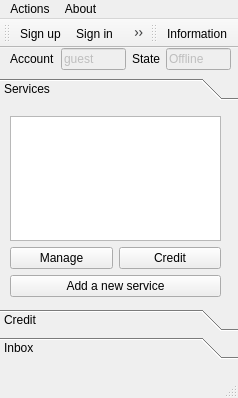
First picture: the form in client/Client.ui, repository canercandan/qlik, before the edit.
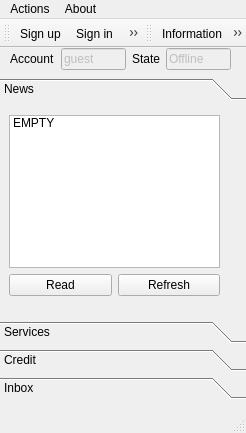
Second picture: the form after the edit. Icons and pictures are not drawn.

Patch:
```diff
--- a/client/Client.ui
+++ b/client/Client.ui
@@ -5,8 +5,8 @@
    <rect>
     <x>0</x>
     <y>0</y>
-    <width>238</width>
-    <height>398</height>
+    <width>246</width>
+    <height>433</height>
    </rect>
   </property>
   <property name="windowTitle" >
@@ -18,20 +18,81 @@
      <rect>
       <x>0</x>
       <y>30</y>
-      <width>241</width>
-      <height>281</height>
+      <width>251</width>
+      <height>321</height>
      </rect>
     </property>
     <property name="currentIndex" >
      <number>0</number>
     </property>
+    <widget class="QWidget" name="news" >
+     <property name="geometry" >
+      <rect>
+       <x>0</x>
+       <y>0</y>
+       <width>251</width>
+       <height>201</height>
+      </rect>
+     </property>
+     <attribute name="label" >
+      <string>News</string>
+     </attribute>
+     <attribute name="icon" >
+      <iconset>images/newspaper.png</iconset>
+     </attribute>
+     <widget class="QWidget" name="verticalLayout_3" >
+      <property name="geometry" >
+       <rect>
+        <x>9</x>
+        <y>9</y>
+        <width>211</width>
+        <height>181</height>
+       </rect>
+      </property>
+      <layout class="QVBoxLayout" >
+       <item>
+        <widget class="QListWidget" name="newsList" >
+         <item>
+          <property name="text" >
+           <string>EMPTY</string>
+          </property>
+         </item>
+        </widget>
+       </item>
+       <item>
+        <layout class="QHBoxLayout" >
+         <item>
+          <widget class="QPushButton" name="readNews" >
+           <property name="text" >
+            <string>Read</string>
+           </property>
+           <property name="icon" >
+            <iconset>images/newspaper_go.png</iconset>
+           </property>
+          </widget>
+         </item>
+         <item>
+          <widget class="QPushButton" name="refreshNews" >
+           <property name="text" >
+            <string>Refresh</string>
+           </property>
+           <property name="icon" >
+            <iconset>images/database_refresh.png</iconset>
+           </property>
+          </widget>
+         </item>
+        </layout>
+       </item>
+      </layout>
+     </widget>
+    </widget>
     <widget class="QWidget" name="services" >
      <property name="geometry" >
       <rect>
        <x>0</x>
        <y>0</y>
        <width>241</width>
-       <height>197</height>
+       <height>201</height>
       </rect>
      </property>
      <attribute name="label" >
@@ -41,14 +102,48 @@
       <property name="geometry" >
        <rect>
         <x>10</x>
-        <y>10</y>
-        <width>211</width>
-        <height>181</height>
+        <y>0</y>
+        <width>221</width>
+        <height>201</height>
        </rect>
       </property>
       <layout class="QVBoxLayout" >
        <item>
-        <widget class="QListWidget" name="listWidget" />
+        <widget class="QTabWidget" name="serviceBox" >
+         <property name="currentIndex" >
+          <number>0</number>
+         </property>
+         <widget class="QWidget" name="tab" >
+          <attribute name="title" >
+           <string>WEB</string>
+          </attribute>
+          <widget class="QListWidget" name="serviceWebList" >
+           <property name="geometry" >
+            <rect>
+             <x>0</x>
+             <y>0</y>
+             <width>211</width>
+             <height>101</height>
+            </rect>
+           </property>
+          </widget>
+         </widget>
+         <widget class="QWidget" name="tab_2" >
+          <attribute name="title" >
+           <string>STREAM</string>
+          </attribute>
+          <widget class="QListWidget" name="serviceStreamList" >
+           <property name="geometry" >
+            <rect>
+             <x>0</x>
+             <y>0</y>
+             <width>211</width>
+             <height>101</height>
+            </rect>
+           </property>
+          </widget>
+         </widget>
+        </widget>
        </item>
        <item>
         <layout class="QHBoxLayout" >
@@ -69,7 +164,7 @@
         </layout>
        </item>
        <item>
-        <widget class="QPushButton" name="pushButton_2" >
+        <widget class="QPushButton" name="addService" >
          <property name="text" >
           <string>Add a new service</string>
          </property>
@@ -157,7 +252,7 @@
     <rect>
      <x>0</x>
      <y>0</y>
-     <width>238</width>
+     <width>246</width>
      <height>26</height>
     </rect>
    </property>
@@ -208,6 +303,7 @@
     <bool>false</bool>
    </attribute>
    <addaction name="actionInformation" />
+   <addaction name="actionHelp" />
   </widget>
   <action name="actionSignIn" >
    <property name="icon" >
@@ -249,6 +345,14 @@
     <string>Information</string>
    </property>
   </action>
+  <action name="actionHelp" >
+   <property name="icon" >
+    <iconset>images/help.png</iconset>
+   </property>
+   <property name="text" >
+    <string>Help</string>
+   </property>
+  </action>
  </widget>
  <resources/>
  <connections/>
```
Left out of the diff: 102 changed lines with no effect on the pictures.
